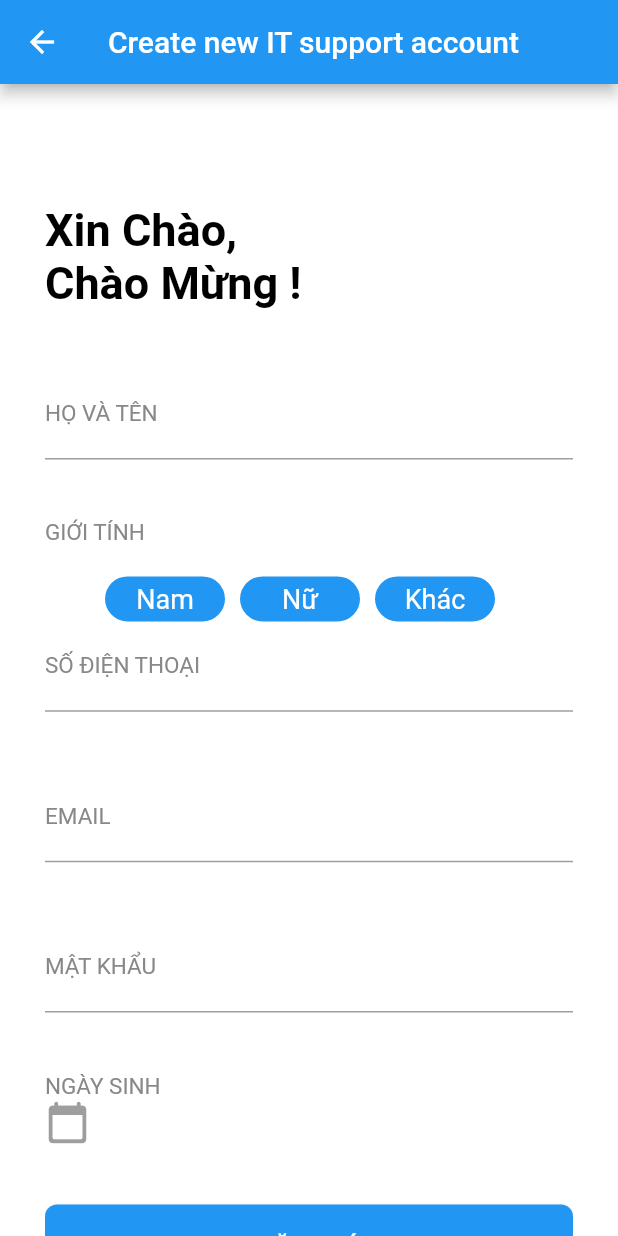
After one commit to Tin542/IT_Support_PRM_Admin, a Flutter app: the AddIT screen opened directly, on a phone screen of 412 x 824 dp. The commit adds this screen. Run offline on Flutter 3.47's test engine with Material 2 defaults, Android fonts, the phone set to English and light mode, and no system bars; our stand-ins replace firebase_auth, firebase_core, firebase_database, fluttertoast, get; accounts and stored records are empty.

```diff
--- a/lib/screens/admin_screen/edit_Custormer_info_screen.dart
+++ b/lib/screens/admin_screen/edit_Custormer_info_screen.dart
@@ -16,7 +16,6 @@ class Edit2 extends StatefulWidget {
 
 class _Edit2State extends State<Edit2> {
   late TextEditingController _dob, _email, _name, _gender, _phone;
-  // String _typeSelected = '';
 
   late DatabaseReference _ref;
 
--- /dev/null
+++ b/lib/screens/components/Add_IT_support.dart
@@ -0,0 +1,348 @@
+import 'package:firebase_database/firebase_database.dart';
+import 'package:flutter/cupertino.dart';
+import 'package:flutter/material.dart';
+import 'package:firebase_auth/firebase_auth.dart';
+// import 'package:animated_textformfields/animated_textformfield/animated_textformfield.dart';
+import 'package:fluttertoast/fluttertoast.dart';
+import 'package:it_support/firebase_database/database.dart';
+import 'package:it_support/screens/admin_screen/list_it_support_screen.dart';
+
+class AddIT extends StatefulWidget {
+  // String contactKey;
+
+  AddIT({
+    Key? key,
+    // required this.contactKey,
+  }) : super(key: key);
+
+  @override
+  _AddITState createState() => _AddITState();
+}
+
+class _AddITState extends State<AddIT> {
+  // late TextEditingController _dob, _email, _name, _gender, _phone;
+  FocusNode myFocusNode1 = FocusNode();
+  TextEditingController nameTextEditingController = TextEditingController();
+  TextEditingController emailTextEditingController = TextEditingController();
+  TextEditingController phoneTextEditingController = TextEditingController();
+  TextEditingController passwordTextEditingController = TextEditingController();
+  TextEditingController dobTextEditingController = TextEditingController();
+  late String _choosegender = '';
+  // String _typeSelected = '';
+
+  late DatabaseReference _ref;
+
+  // @override
+  // void initState() {
+  //   super.initState();
+  //   _dob = TextEditingController();
+  //   _email = TextEditingController();
+  //   _name = TextEditingController();
+  //   _gender = TextEditingController();
+  //   _phone = TextEditingController();
+  //   _ref = FirebaseDatabase.instance.reference().child('itsupportaccounts');
+  //   // getContactDetail();
+  // }
+
+  @override
+  Widget build(BuildContext context) {
+    return Scaffold(
+      appBar: AppBar(
+        title: Text('Create new IT support account'),
+      ),
+      body: Container(
+        padding: const EdgeInsets.fromLTRB(30, 0, 30, 0),
+        constraints: const BoxConstraints.expand(),
+        color: Colors.white,
+        child: SingleChildScrollView(
+          child: Column(
+            mainAxisAlignment: MainAxisAlignment.end,
+            crossAxisAlignment: CrossAxisAlignment.start,
+            children: <Widget>[
+              Padding(
+                padding: const EdgeInsets.fromLTRB(0, 80, 0, 40),
+                child: Text(
+                  "Xin Chào,\nChào Mừng !",
+                  style: TextStyle(
+                      fontWeight: FontWeight.bold,
+                      color: Colors.black,
+                      fontSize: 30),
+                ),
+              ),
+              Padding(
+                padding: const EdgeInsets.fromLTRB(0, 0, 0, 40),
+                child: TextField(
+                  controller: nameTextEditingController,
+                  style: TextStyle(fontSize: 18, color: Colors.black),
+                  decoration: InputDecoration(
+                      labelText: "HỌ VÀ TÊN",
+                      labelStyle:
+                          TextStyle(color: Color(0xff888888), fontSize: 15)),
+                ),
+              ),
+              Padding(
+                padding: const EdgeInsets.fromLTRB(0, 0, 0, 0),
+                child: Text(
+                  "GIỚI TÍNH",
+                  style: TextStyle(color: Color(0xff888888), fontSize: 15),
+                ),
+              ),
+              SizedBox(
+                height: 10,
+              ),
+              Padding(
+                padding: const EdgeInsets.fromLTRB(40, 10, 0, 0),
+                child: Container(
+                  height: 30,
+                  child: ListView(
+                    scrollDirection: Axis.horizontal,
+                    children: [
+                      _gender('Nam'),
+                      SizedBox(
+                        width: 10,
+                      ),
+                      _gender('Nữ'),
+                      SizedBox(
+                        width: 10,
+                      ),
+                      _gender('Khác'),
+                      SizedBox(
+                        width: 10,
+                      ),
+                    ],
+                  ),
+                ),
+              ),
+              Padding(
+                padding: const EdgeInsets.fromLTRB(0, 0, 0, 40),
+                child: TextField(
+                    controller: phoneTextEditingController,
+                    style: TextStyle(fontSize: 18, color: Colors.black),
+                    decoration: InputDecoration(
+                        labelText: "SỐ ĐIỆN THOẠI",
+                        labelStyle:
+                            TextStyle(color: Color(0xff888888), fontSize: 15)),
+                    keyboardType: TextInputType.phone),
+              ),
+              Padding(
+                padding: const EdgeInsets.fromLTRB(0, 0, 0, 40),
+                child: TextField(
+                  controller: emailTextEditingController,
+                  style: TextStyle(fontSize: 18, color: Colors.black),
+                  decoration: InputDecoration(
+                      labelText: "EMAIL",
+                      labelStyle:
+                          TextStyle(color: Color(0xff888888), fontSize: 15)),
+                ),
+              ),
+              Padding(
+                padding: const EdgeInsets.fromLTRB(0, 0, 0, 40),
+                child: TextField(
+                  controller: passwordTextEditingController,
+                  style: TextStyle(fontSize: 18, color: Colors.black),
+                  obscureText: true,
+                  decoration: InputDecoration(
+                      labelText: "MẬT KHẨU",
+                      labelStyle:
+                          TextStyle(color: Color(0xff888888), fontSize: 15)),
+                ),
+              ),
+              Padding(
+                padding: const EdgeInsets.fromLTRB(0, 0, 0, 0),
+                child: Row(
+                  mainAxisAlignment: MainAxisAlignment.spaceBetween,
+                  children: [
+                    Text("NGÀY SINH",
+                        style:
+                            TextStyle(color: Color(0xff888888), fontSize: 15)),
+                  ],
+                ),
+              ),
+              Row(
+                children: [
+                  Padding(
+                    padding: const EdgeInsets.fromLTRB(0, 0, 0, 0),
+                    child: Icon(
+                      Icons.calendar_today_rounded,
+                      size: 30,
+                      color: Colors.grey,
+                    ),
+                  ),
+                  Padding(
+                    padding: const EdgeInsets.fromLTRB(0, 0, 0, 0),
+                    child: Row(
+                      mainAxisAlignment: MainAxisAlignment.spaceBetween,
+                      children: [
+                        // AnimatedTextFormField(
+                        //   width: 250,
+                        //   height: 48.0,
+                        //   inputType: TextInputType.text,
+                        //   hintText: "Thêm ngày sinh ",
+                        //   validator: (value) {
+                        //     if (value.isEmpty) {
+                        //       return 'pick date';
+                        //     }
+                        //     return null;
+                        //   },
+                        //   textStyle: TextStyle(
+                        //     color: Colors.black,
+                        //     fontSize: 16.0,
+                        //   ),
+                        //   controller: dobTextEditingController,
+                        //   focusNode: myFocusNode1,
+                        //   cornerRadius: BorderRadius.circular(14.0),
+                        //   onTap: () async {
+                        //     DateTime date = DateTime(1900);
+                        //     FocusScope.of(context)
+                        //         .requestFocus(new FocusNode());
+                        //     date = (await showDatePicker(
+                        //         context: context,
+                        //         initialDate: DateTime.now(),
+                        //         firstDate: DateTime(1900),
+                        //         lastDate: DateTime(2100)))!;
+                        //     var formattedDate =
+                        //         "${date.day}-${date.month}-${date.year}";
+                        //     dobTextEditingController.text =
+                        //         formattedDate.toString();
+                        //   },
+                        // ),
+                        SizedBox(
+                          width: 15,
+                        ),
+                      ],
+                    ),
+                  ),
+                ],
+              ),
+              Padding(
+                padding: const EdgeInsets.fromLTRB(0, 40, 0, 0),
+                child: SizedBox(
+                  width: double.infinity,
+                  height: 56,
+                  child: RaisedButton(
+                    color: Colors.blue,
+                    shape: RoundedRectangleBorder(
+                        borderRadius: BorderRadius.all(Radius.circular(8))),
+                    onPressed: () {
+                      if (nameTextEditingController.text.length < 1) {
+                        displayToastMessage("Tên ít nhất 2 kí tự", context);
+                      } else if (emailTextEditingController.text.isEmpty) {
+                        displayToastMessage(
+                            "Email không thể để trống", context);
+                      } else if (!emailTextEditingController.text
+                          .contains("@")) {
+                        displayToastMessage("Email không hợp lệ", context);
+                      } else if (dobTextEditingController.text.isEmpty) {
+                        displayToastMessage("Vui lòng nhập ngày sinh", context);
+                      } else if (passwordTextEditingController.text.length <
+                          7) {
+                        displayToastMessage(
+                            "Password ít nhất 8 kí tự", context);
+                      } else {
+                        registerNewUser(context);
+                      }
+                    },
+                    child: Text(
+                      "ĐĂNG KÝ",
+                      style: TextStyle(color: Colors.white, fontSize: 16),
+                    ),
+                  ),
+                ),
+              ),
+            ],
+          ),
+        ),
+      ),
+    );
+  }
+
+  // getContactDetail() async {
+  //   DataSnapshot snapshot = await _ref.child(widget.contactKey).once();
+  //   Map contact = snapshot.value;
+  //   _name.text = contact['name'];
+  //   _email.text = contact['email'];
+  //   _dob.text = contact['dob'];
+  //   _gender.text = contact['gender'];
+  //   _phone.text = contact['phone'];
+  // }
+
+  // void save() {
+  //   String email = _email.text;
+  //   String name = _name.text;
+  //   String gender = _gender.text;
+  //   String dob = _dob.text;
+  //   String phone = _phone.text;
+
+  //   Map<String, String> contact = {
+  //     'name': name,
+  //     'email': email,
+  //     'gender': gender,
+  //     'dob': dob,
+  //     'phone': phone,
+  //   };
+  //   _ref.push().set(contact).then((value) {
+  //     Navigator.pop(context);
+  //   });
+  // }
+  Widget _gender(String title) {
+    return InkWell(
+      child: Container(
+        height: 30,
+        width: 80,
+        decoration: BoxDecoration(
+          color: _choosegender == title
+              ? Colors.green
+              : Theme.of(context).accentColor,
+          borderRadius: BorderRadius.circular(15),
+        ),
+        child: Center(
+          child: Text(
+            title,
+            style: TextStyle(fontSize: 18, color: Colors.white),
+          ),
+        ),
+      ),
+      onTap: () {
+        setState(() {
+          _choosegender = title;
+        });
+      },
+    );
+  }
+
+  final FirebaseAuth _firebaseAuth =
+      FirebaseAuth.instance; // authen vao firebase
+  void registerNewUser(BuildContext context) async {
+    final User? firebaseUser = (await _firebaseAuth
+            .createUserWithEmailAndPassword(
+                email: emailTextEditingController.text,
+                password: passwordTextEditingController.text)
+            .catchError((errMsg) {
+      displayToastMessage("Error: " + errMsg.toString(), context);
+    }))
+        .user;
+
+    if (firebaseUser != null) {
+      //luu thong tin user len database
+      Map userDataMap = {
+        "name": nameTextEditingController.text.trim(),
+        "email": emailTextEditingController.text.trim(),
+        "phone": phoneTextEditingController.text.trim(),
+        "gender": _choosegender,
+        "dob": dobTextEditingController.text.trim(),
+      };
+
+      itspRef.child(firebaseUser.uid).set(userDataMap);
+      displayToastMessage("Tài khoản đã được tạo", context);
+
+      Navigator.push(
+          context, MaterialPageRoute(builder: (context) => ListITPage()));
+    } else {
+      displayToastMessage("Người dùng mới không được tạo", context);
+    }
+  }
+
+  displayToastMessage(String message, BuildContext context) {
+    Fluttertoast.showToast(msg: message);
+  }
+}
```
Also changed, not shown: lib/screens/admin_screen/edit_service.dart (+22 -1 lines), lib/screens/admin_screen/list_customer_screen.dart (+28 -23 lines), lib/screens/admin_screen/list_it_support_screen.dart (+46 -22 lines), lib/screens/admin_screen/list_service_screen.dart (+39 -26 lines), lib/screens/components/Add.dart (+21 -53 lines), assets/images/download.jpg (added).
